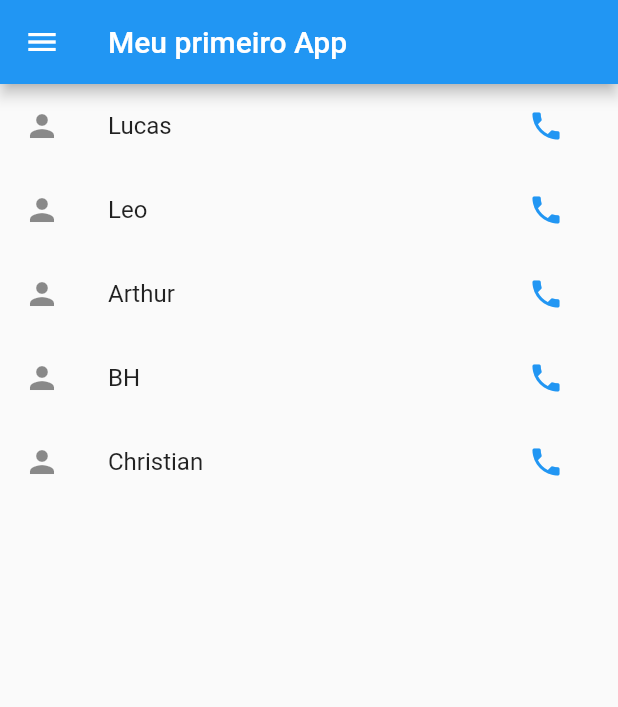
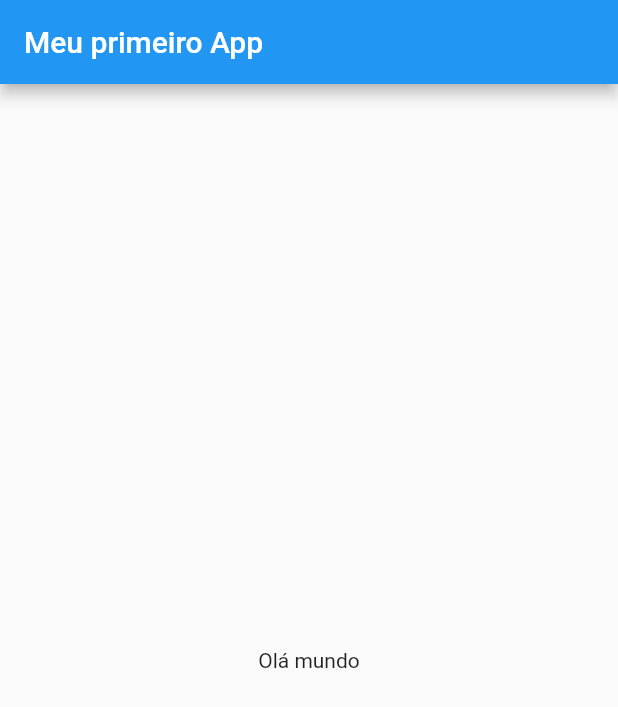
Before and after one commit to saobernardo/flutterPratica1, a Flutter app: the screen it shows after launch, on a phone screen of 412 x 824 dp. Shown: the top 707 px of the screen. Run offline on Flutter 3.47's test engine with Material 2 defaults, Android fonts, the phone set to English and light mode, and no system bars.

Commit message:
Añadiendo Home page

```diff
--- a/lib/main.dart
+++ b/lib/main.dart
@@ -1,18 +1,12 @@
 import 'package:flutter/material.dart';
+import 'package:flutter2/src/home.dart';
+import 'src/home.dart';
 
 void main() {
   runApp(MyApp());
 }
 
 class MyApp extends StatelessWidget {
-
-  final contatos = [
-    'Lucas',
-    'Leo',
-    'Arthur',
-    'BH',
-    'Christian'
-  ];
 
   @override
   Widget build(BuildContext context){
@@ -21,59 +15,7 @@ class MyApp extends StatelessWidget {
         appBar: AppBar(
           title: Text('Meu primeiro App'),
         ),
-        drawer: Drawer(
-          child: ListView(
-            children: [
-              DrawerHeader(
-                child: Text('Cabeçalho'),
-                decoration: BoxDecoration(
-                  color: Colors.green
-                ),
-              ),
-              ListTile(
-                leading: Icon(Icons.person),
-                title: Text('${contatos[0]}'),
-                trailing: TextButton(onPressed: (){print('Ligar p/ ${contatos[0]}');}, child: Icon(Icons.phone)),
-                onTap: (){ print(contatos[0]); },
-              ),
-              ListTile(
-                leading: Icon(Icons.person),
-                title: Text('${contatos[1]}'),
-                trailing: TextButton(onPressed: (){print('Ligar p/ ${contatos[1]}');}, child: Icon(Icons.phone)),
-                onTap: (){ print(contatos[1]); },
-              ),
-              ListTile(
-                leading: Icon(Icons.person),
-                title: Text('${contatos[2]}'),
-                trailing: TextButton(onPressed: (){print('Ligar p/ ${contatos[2]}');}, child: Icon(Icons.phone)),
-                onTap: (){ print(contatos[2]); },
-              ),
-              ListTile(
-                leading: Icon(Icons.person),
-                title: Text('${contatos[3]}'),
-                trailing: TextButton(onPressed: (){print('Ligar p/ ${contatos[3]}');}, child: Icon(Icons.phone)),
-                onTap: (){ print(contatos[3]); },
-              ),
-              ListTile(
-                leading: Icon(Icons.person),
-                title: Text('${contatos[4]}'),
-                trailing: TextButton(onPressed: (){print('Ligar p/ ${contatos[4]}');}, child: Icon(Icons.phone)),
-                onTap: (){ print(contatos[4]); },
-              ),
-            ]
-          ),
-        ),
-        body: ListView.builder(
-          itemCount: contatos.length,
-          itemBuilder: (ctx, index){
-            return ListTile(
-              leading: Icon(Icons.person),
-              title: Text('${contatos[index]}'),
-              trailing: TextButton(onPressed: (){print('Ligar p/ ${contatos[index]}');}, child: Icon(Icons.phone)),
-            );
-          },
-        ),
-
+        body: HomePage()
       )
     );
   }
--- /dev/null
+++ b/lib/src/home.dart
@@ -0,0 +1,10 @@
+import 'package:flutter/material.dart';
+
+class HomePage extends StatelessWidget {
+  @override
+  Widget build(BuildContext context) {
+    return Center(
+      child: Text('Olá mundo'),
+    );
+  }
+}
```
Also changed, not shown: lib/examples/Drawer+lista.dart (added, +80 -0 lines).
